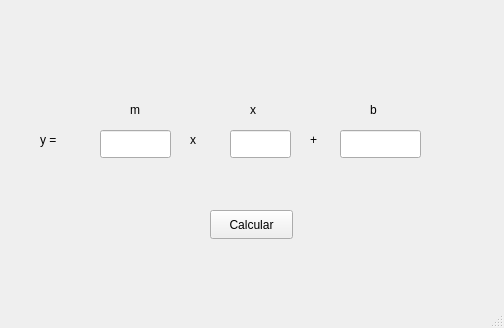
The window that Unidad 1/E_04_EcuacionPrimerGrado.ui (badillovictor/PIP_2024_1_VMBG) describes before a commit, drawn with Qt 5.
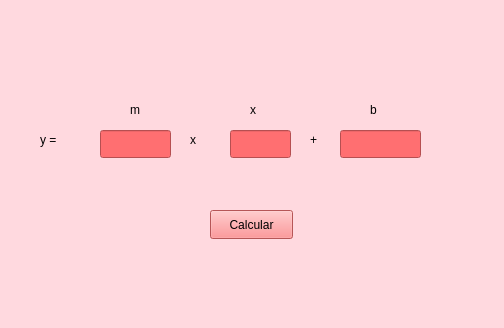
The same window after the commit.

Patch:
```diff
--- a/Unidad 1/E_04_EcuacionPrimerGrado.ui
+++ b/Unidad 1/E_04_EcuacionPrimerGrado.ui
@@ -13,6 +13,9 @@
   <property name="windowTitle">
    <string>MainWindow</string>
   </property>
+  <property name="styleSheet">
+   <string notr="true">background-color: rgb(255, 217, 223);</string>
+  </property>
   <widget class="QWidget" name="centralwidget">
    <widget class="QPushButton" name="btnCalcular">
     <property name="geometry">
@@ -23,6 +26,10 @@
       <height>29</height>
      </rect>
     </property>
+    <property name="styleSheet">
+     <string notr="true">color: rgb(0, 0, 0);
+background-color: rgb(255, 120, 122);</string>
+    </property>
     <property name="text">
      <string>Calcular</string>
     </property>
@@ -36,6 +43,10 @@
       <height>28</height>
      </rect>
     </property>
+    <property name="styleSheet">
+     <string notr="true">background-color: rgb(255, 111, 113);
+color: rgb(255, 255, 255);</string>
+    </property>
    </widget>
    <widget class="QLabel" name="label_4">
     <property name="geometry">
@@ -46,6 +57,9 @@
       <height>20</height>
      </rect>
     </property>
+    <property name="styleSheet">
+     <string notr="true">color: rgb(0, 0, 0);</string>
+    </property>
     <property name="text">
      <string>y =</string>
     </property>
@@ -59,6 +73,10 @@
       <height>28</height>
      </rect>
     </property>
+    <property name="styleSheet">
+     <string notr="true">background-color: rgb(255, 111, 113);
+color: rgb(255, 255, 255);</string>
+    </property>
    </widget>
    <widget class="QLabel" name="label_2">
     <property name="geometry">
@@ -69,6 +87,9 @@
       <height>20</height>
      </rect>
     </property>
+    <property name="styleSheet">
+     <string notr="true">color: rgb(0, 0, 0);</string>
+    </property>
     <property name="text">
      <string>m</string>
     </property>
@@ -82,6 +103,10 @@
       <height>28</height>
      </rect>
     </property>
+    <property name="styleSheet">
+     <string notr="true">background-color: rgb(255, 111, 113);
+color: rgb(255, 255, 255);</string>
+    </property>
    </widget>
    <widget class="QLabel" name="label_3">
     <property name="geometry">
@@ -92,6 +117,9 @@
       <height>20</height>
      </rect>
     </property>
+    <property name="styleSheet">
+     <string notr="true">color: rgb(0, 0, 0);</string>
+    </property>
     <property name="text">
      <string>x</string>
     </property>
@@ -105,6 +133,9 @@
       <height>20</height>
      </rect>
     </property>
+    <property name="styleSheet">
+     <string notr="true">color: rgb(0, 0, 0);</string>
+    </property>
     <property name="text">
      <string>b</string>
     </property>
@@ -118,6 +149,9 @@
       <height>20</height>
      </rect>
     </property>
+    <property name="styleSheet">
+     <string notr="true">color: rgb(0, 0, 0);</string>
+    </property>
     <property name="text">
      <string>x</string>
     </property>
@@ -131,6 +165,9 @@
       <height>20</height>
      </rect>
     </property>
+    <property name="styleSheet">
+     <string notr="true">color: rgb(0, 0, 0);</string>
+    </property>
     <property name="text">
      <string>+</string>
     </property>
```
